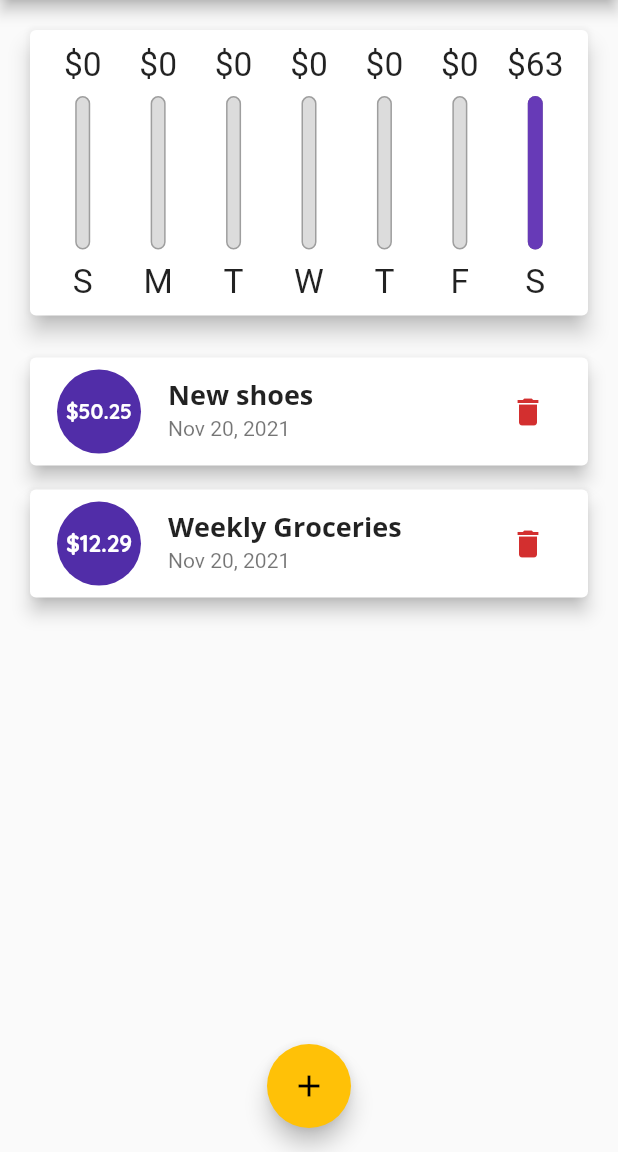
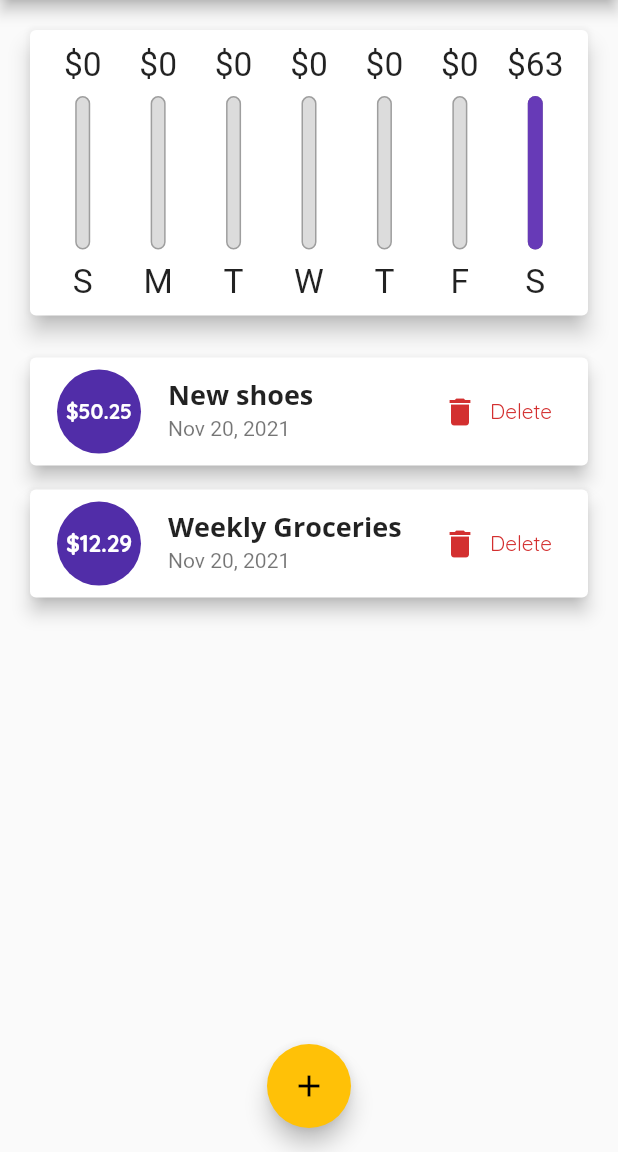
Before and after one commit to PratikJH153/Personal-Expenses-App, a Flutter app: the screen it shows after launch, on a phone screen of 412 x 824 dp, the part 84-1236 px from its top. Run offline on Flutter 3.47's test engine with Material 2 defaults, Android fonts, the phone set to English and light mode, and no system bars.

Commit message:
Updated files

```diff
--- a/lib/main.dart
+++ b/lib/main.dart
@@ -11,6 +11,8 @@ void main() {
   SystemChrome.setPreferredOrientations([
     DeviceOrientation.portraitUp,
     DeviceOrientation.portraitDown,
+    DeviceOrientation.landscapeLeft,
+    DeviceOrientation.landscapeRight,
   ]);
   runApp(const MyApp());
 }
@@ -78,6 +80,8 @@ class _HomePageState extends State<HomePage> {
     ),
   ];
 
+  bool _showChart = false;
+
   void _addTransaction(
     String title,
     double amount,
@@ -122,6 +126,8 @@ class _HomePageState extends State<HomePage> {
 
   @override
   Widget build(BuildContext context) {
+    final _mediaQuery = MediaQuery.of(context);
+    final _isLandscape = _mediaQuery.orientation == Orientation.landscape;
     final appBar = AppBar(
       title: const Text("Personal Expenses"),
       actions: [
@@ -133,26 +139,57 @@ class _HomePageState extends State<HomePage> {
         ),
       ],
     );
+
+    final txListWidget = SizedBox(
+      height: (_mediaQuery.size.height -
+              appBar.preferredSize.height -
+              _mediaQuery.padding.top) *
+          0.7,
+      child: TransactionList(_transactions, _deleteTransaction),
+    );
     return Scaffold(
       appBar: appBar,
-      body: SingleChildScrollView(
+      body: SafeArea(
+        child: SingleChildScrollView(
           child: Column(
             crossAxisAlignment: CrossAxisAlignment.stretch,
             children: [
+              if (_isLandscape)
+                Row(
+                  mainAxisAlignment: MainAxisAlignment.center,
+                  children: [
+                    const Text("Show Chart"),
+                    Switch.adaptive(
+                      onChanged: (val) {
+                        setState(() {
+                          _showChart = val;
+                        });
+                      },
+                      value: _showChart,
+                    ),
+                  ],
+                ),
+              if (!_isLandscape)
                 SizedBox(
-              height: (MediaQuery.of(context).size.height -
+                  height: (_mediaQuery.size.height -
                           appBar.preferredSize.height -
-                      MediaQuery.of(context).padding.top) *
+                          _mediaQuery.padding.top) *
                       0.3,
                   child: Chart(_recentTransactions),
                 ),
-            SizedBox(
-                height: (MediaQuery.of(context).size.height -
+              if (!_isLandscape) txListWidget,
+              if (_isLandscape)
+                _showChart
+                    ? SizedBox(
+                        height: (_mediaQuery.size.height -
                                 appBar.preferredSize.height -
-                        MediaQuery.of(context).padding.top) *
+                                _mediaQuery.padding.top) *
                             0.7,
-                child: TransactionList(_transactions, _deleteTransaction)),
+                        child: Chart(_recentTransactions),
+                      )
+                    : txListWidget,
             ],
+          ),
         ),
       ),
       floatingActionButton: FloatingActionButton(
--- a/lib/widgets/new_transaction.dart
+++ b/lib/widgets/new_transaction.dart
@@ -11,9 +11,7 @@ class NewTransaction extends StatefulWidget {
 
 class _NewTransactionState extends State<NewTransaction> {
   final TextEditingController _titleController = TextEditingController();
-
   final TextEditingController _amountController = TextEditingController();
-
   DateTime? _selectedDate;
 
   void _submitData() {
@@ -51,10 +49,17 @@ class _NewTransactionState extends State<NewTransaction> {
 
   @override
   Widget build(BuildContext context) {
-    return Card(
+    return SingleChildScrollView(
+      child: Card(
         elevation: 3,
         child: Padding(
-        padding: const EdgeInsets.all(10),
+          padding: EdgeInsets.only(
+            top: 10,
+            left: 10,
+            right: 10,
+            bottom: MediaQuery.of(context).viewInsets.bottom +
+                10, // This returns the height that is occupied by the keyboard when focused.
+          ),
           child: Column(
             crossAxisAlignment: CrossAxisAlignment.end,
             children: [
@@ -103,6 +108,7 @@ class _NewTransactionState extends State<NewTransaction> {
             ],
           ),
         ),
+      ),
     );
   }
 }
--- a/lib/widgets/transaction_list.dart
+++ b/lib/widgets/transaction_list.dart
@@ -11,7 +11,8 @@ class TransactionList extends StatelessWidget {
   @override
   Widget build(BuildContext context) {
     return transactions.isEmpty
-        ? Column(
+        ? LayoutBuilder(builder: (context, constraints) {
+            return Column(
               children: [
                 Text(
                   "No Transactions added yet!",
@@ -21,14 +22,15 @@ class TransactionList extends StatelessWidget {
                   height: 20,
                 ),
                 SizedBox(
-                height: 200,
+                  height: constraints.maxHeight * 0.6,
                   child: Image.asset(
                     "assets/images/waiting.png",
                     fit: BoxFit.cover,
                   ),
                 ),
               ],
-          )
+            );
+          })
         : ListView.builder(
             itemBuilder: (context, index) {
               final tx = transactions[index];
@@ -60,7 +62,15 @@ class TransactionList extends StatelessWidget {
                   subtitle: Text(
                     DateFormat.yMMMd().format(tx.date),
                   ),
-                  trailing: IconButton(
+                  trailing: MediaQuery.of(context).size.width > 360
+                      ? TextButton.icon(
+                          style: TextButton.styleFrom(
+                              primary: Theme.of(context).errorColor),
+                          onPressed: () => deleteTx(tx.id),
+                          icon: const Icon(Icons.delete),
+                          label: const Text("Delete"),
+                        )
+                      : IconButton(
                           color: Theme.of(context).errorColor,
                           icon: const Icon(Icons.delete),
                           onPressed: () => deleteTx(tx.id),
```
Lines whose indentation alone changed are shown as unchanged.
